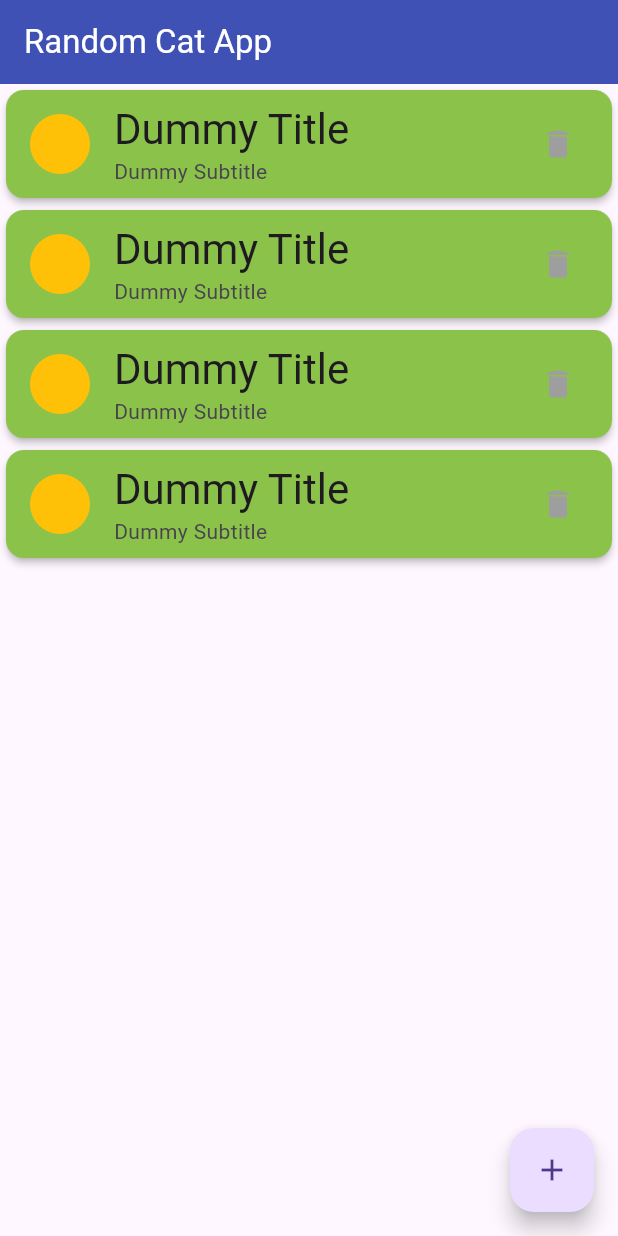
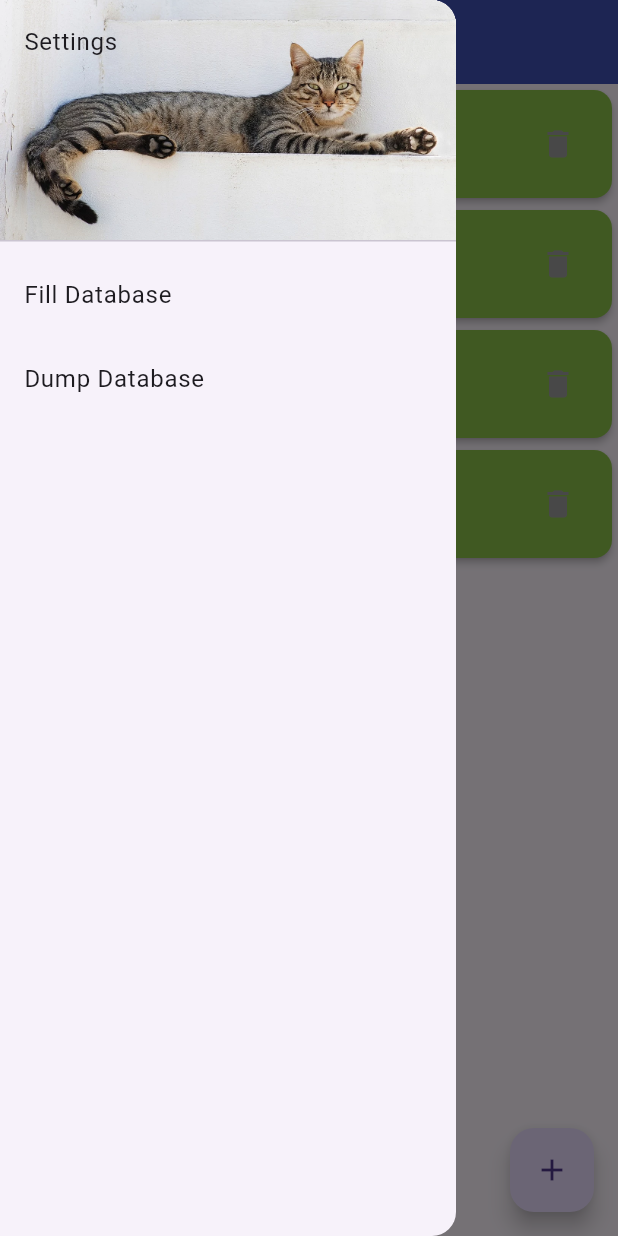
Before and after one commit to delightedmoth/MobileAnwendungen, a Flutter app: the screen it shows after launch, with the side drawer open (before the commit the screen has no drawer), on a phone screen of 412 x 824 dp. Run offline on Flutter 3.47's test engine with Material 3 defaults, Android fonts, the phone set to English and light mode, and no system bars; our stand-ins replace sqflite; accounts and stored records are empty.

Commit message:
added a navbar

```diff
--- /dev/null
+++ b/lib/database/cat.dart
@@ -0,0 +1 @@
+class Cat {}
--- a/lib/database/db.dart
+++ b/lib/database/db.dart
@@ -11,7 +11,7 @@ class CatDB {
   final String temperament;
   final String origin;
   final String expectedAge;
-  final String photo;
+  final String? photo;
 
   const CatDB({
     this.name,
@@ -19,7 +19,7 @@ class CatDB {
     required this.temperament,
     required this.origin,
     required this.expectedAge,
-    required this.photo,
+    this.photo,
   });
 
   Map<String, Object?> toMap() {
--- a/lib/screens/cat_detail.dart
+++ b/lib/screens/cat_detail.dart
@@ -51,7 +51,7 @@ class CatDetailState extends State<CatDetail> {
                   debugPrint('Name field was edited');
                 },
                 decoration: InputDecoration(
-                    labelText: 'Breed',
+                    labelText: 'Name',
                     labelStyle: textStyle,
                     border: OutlineInputBorder(
                         borderRadius: BorderRadius.circular(5.0))),
--- a/lib/screens/cat_list.dart
+++ b/lib/screens/cat_list.dart
@@ -1,5 +1,6 @@
 import 'package:flutter/material.dart';
 import 'package:mobile_anwendungen/screens/cat_detail.dart';
+import 'package:mobile_anwendungen/screens/nav_bar.dart';
 
 int count = 4;
 
@@ -14,6 +15,7 @@ class CatListState extends State<CatList> {
   @override
   Widget build(BuildContext context) {
     return Scaffold(
+      drawer: NavBar(),
       appBar: AppBar(
         title: const Text(
           'Random Cat App',
--- /dev/null
+++ b/lib/screens/nav_bar.dart
@@ -0,0 +1,30 @@
+import 'package:flutter/material.dart';
+
+class NavBar extends StatelessWidget {
+  @override
+  Widget build(BuildContext context) {
+    return Drawer(
+      child: ListView(
+        padding: EdgeInsets.zero,
+        children: [
+          DrawerHeader(
+            decoration: BoxDecoration(
+              image: DecorationImage(
+                  image: AssetImage("lib/assets/NavBarCat.png"),
+                  fit: BoxFit.cover),
+            ),
+            child: Text('Settings'),
+          ),
+          ListTile(
+            title: Text('Fill Database'),
+            onTap: () {},
+          ),
+          ListTile(
+            title: Text('Dump Database'),
+            onTap: () {},
+          )
+        ],
+      ),
+    );
+  }
+}
--- a/pubspec.yaml
+++ b/pubspec.yaml
@@ -66,6 +66,9 @@ flutter:
   #   - images/a_dot_burr.jpeg
   #   - images/a_dot_ham.jpeg
 
+  assets:
+    -  lib/assets/
+
   # An image asset can refer to one or more resolution-specific "variants", see
   # https://flutter.dev/assets-and-images/#resolution-aware
 
```
Also changed, not shown: lib/assets/NavBarCat.png (added).
